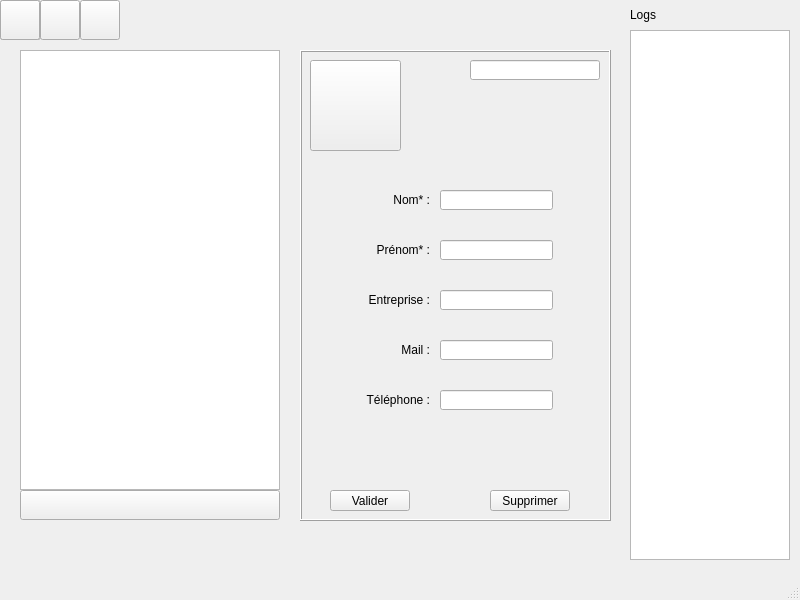
Old version of the form CDAA-R/IHM/mainwindow.ui in the repository samlach2222/ProjetCDAA-R.
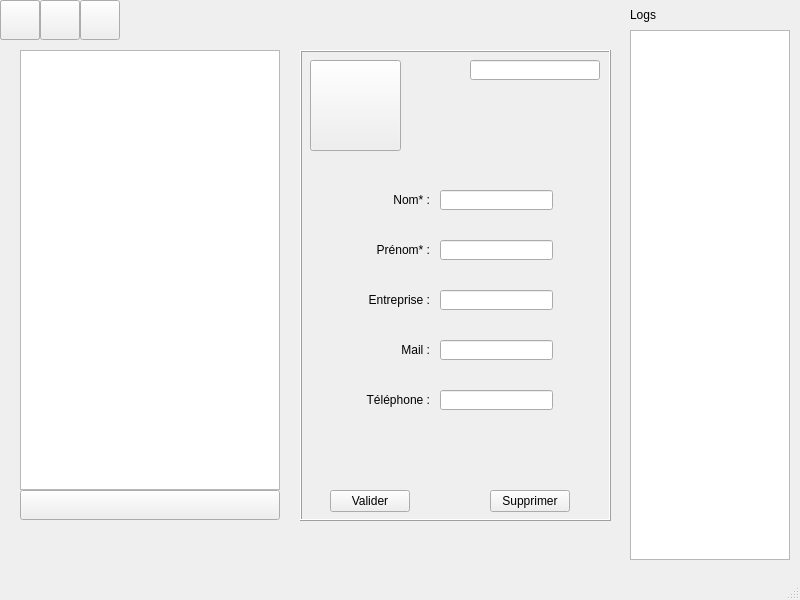
New version of the form. Icons and pictures are not drawn.

Commit message:
Ajoute des raccourcis clavier aux fenêtres
Entrer pour valider
Echap pour fermer les sous-fenêtres
+ pour ajouter un contact / une interaction
Les touches 1 2 3 de la rangée du haut pour ouvrir les sous-fenêtres de filtrage / requête / sauvegarde

```diff
--- a/CDAA-R/IHM/mainwindow.ui
+++ b/CDAA-R/IHM/mainwindow.ui
@@ -69,7 +69,7 @@
      <rect>
       <x>0</x>
       <y>0</y>
-      <width>41</width>
+      <width>40</width>
       <height>40</height>
      </rect>
     </property>
@@ -313,7 +313,7 @@
        <x>30</x>
        <y>440</y>
        <width>80</width>
-       <height>21</height>
+       <height>22</height>
       </rect>
      </property>
      <property name="text">
@@ -326,7 +326,7 @@
        <x>190</x>
        <y>440</y>
        <width>80</width>
-       <height>21</height>
+       <height>22</height>
       </rect>
      </property>
      <property name="text">
```
Left out of the diff: 15 changed lines with no effect on the pictures. The commit also changes 3 other files.
